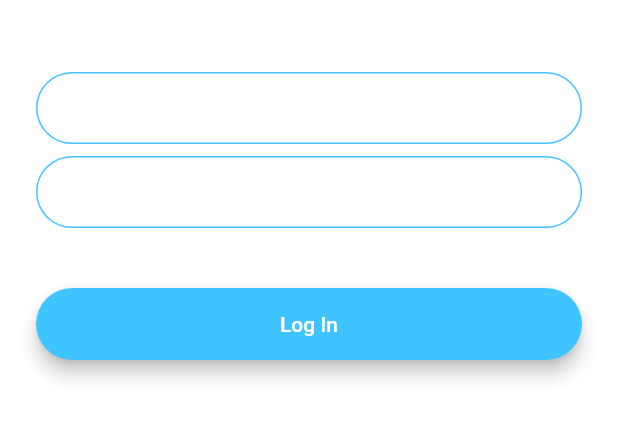
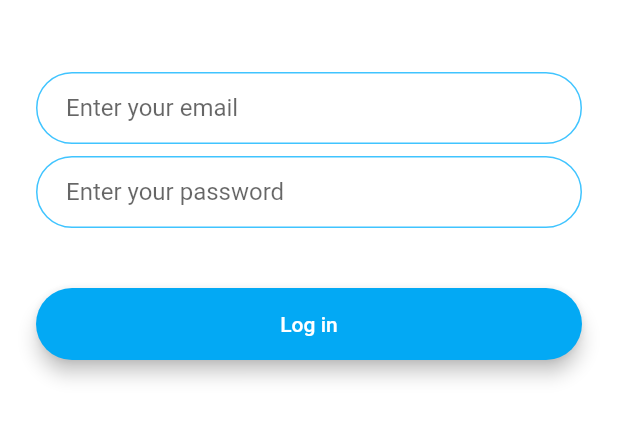
Before and after one commit to clbmrls14/flash-chat-flutter, a Flutter app: the screen it shows after launch, after a tap on "Log In", on a phone screen of 412 x 824 dp, the part 576-1018 px from its top. Run offline on Flutter 3.47's test engine with Material 2 defaults, Android fonts, the phone set to English and light mode, and no system bars; our stand-ins replace animated_text_kit.

```diff
--- /dev/null
+++ b/lib/components/rounded_button.dart
@@ -0,0 +1,33 @@
+import 'package:flutter/material.dart';
+
+class RoundedButton extends StatelessWidget {
+  RoundedButton(
+      {required this.color, required this.title, required this.onPressed});
+
+  final Color color;
+  final String title;
+  final VoidCallback onPressed;
+
+  @override
+  Widget build(BuildContext context) {
+    return Padding(
+      padding: EdgeInsets.symmetric(vertical: 16.0),
+      child: Material(
+        elevation: 5.0,
+        color: color,
+        borderRadius: BorderRadius.circular(30.0),
+        child: MaterialButton(
+          onPressed: onPressed,
+          minWidth: 200.0,
+          height: 42.0,
+          child: Text(
+            title,
+            style: TextStyle(
+              color: Colors.white,
+            ),
+          ),
+        ),
+      ),
+    );
+  }
+}
--- a/lib/constants.dart
+++ b/lib/constants.dart
@@ -17,3 +17,22 @@ const kMessageContainerDecoration = BoxDecoration(
     top: BorderSide(color: Colors.lightBlueAccent, width: 2.0),
   ),
 );
+
+const kTextFieldDecoration = InputDecoration(
+  hintText: '...',
+  contentPadding:
+  EdgeInsets.symmetric(vertical: 10.0, horizontal: 20.0),
+  border: OutlineInputBorder(
+    borderRadius: BorderRadius.all(Radius.circular(32.0)),
+  ),
+  enabledBorder: OutlineInputBorder(
+    borderSide:
+    BorderSide(color: Colors.lightBlueAccent, width: 1.0),
+    borderRadius: BorderRadius.all(Radius.circular(32.0)),
+  ),
+  focusedBorder: OutlineInputBorder(
+    borderSide:
+    BorderSide(color: Colors.lightBlueAccent, width: 2.0),
+    borderRadius: BorderRadius.all(Radius.circular(32.0)),
+  ),
+);
--- a/lib/main.dart
+++ b/lib/main.dart
@@ -10,17 +10,12 @@ class FlashChat extends StatelessWidget {
   @override
   Widget build(BuildContext context) {
     return MaterialApp(
-      theme: ThemeData.dark().copyWith(
-        textTheme: TextTheme(
-          bodyText1: TextStyle(color: Colors.black54),
-        ),
-      ),
       initialRoute: WelcomeScreen.id,
       routes: {
-        WelcomeScreen.id : (context) => WelcomeScreen(),
-        LoginScreen.id : (context) => LoginScreen(),
-        RegistrationScreen.id : (context) => RegistrationScreen(),
-        ChatScreen.id : (context) => ChatScreen(),
+        WelcomeScreen.id: (context) => WelcomeScreen(),
+        LoginScreen.id: (context) => LoginScreen(),
+        RegistrationScreen.id: (context) => RegistrationScreen(),
+        ChatScreen.id: (context) => ChatScreen(),
       },
     );
   }
--- a/lib/screens/login_screen.dart
+++ b/lib/screens/login_screen.dart
@@ -1,3 +1,5 @@
+import 'package:flash_chat/components/rounded_button.dart';
+import 'package:flash_chat/constants.dart';
 import 'package:flutter/material.dart';
 
 class LoginScreen extends StatefulWidget {
@@ -31,23 +33,8 @@ class _LoginScreenState extends State<LoginScreen> {
               onChanged: (value) {
                 //Do something with the user input.
               },
-              decoration: InputDecoration(
+              decoration: kTextFieldDecoration.copyWith(
                 hintText: 'Enter your email',
-                contentPadding:
-                    EdgeInsets.symmetric(vertical: 10.0, horizontal: 20.0),
-                border: OutlineInputBorder(
-                  borderRadius: BorderRadius.all(Radius.circular(32.0)),
-                ),
-                enabledBorder: OutlineInputBorder(
-                  borderSide:
-                      BorderSide(color: Colors.lightBlueAccent, width: 1.0),
-                  borderRadius: BorderRadius.all(Radius.circular(32.0)),
-                ),
-                focusedBorder: OutlineInputBorder(
-                  borderSide:
-                      BorderSide(color: Colors.lightBlueAccent, width: 2.0),
-                  borderRadius: BorderRadius.all(Radius.circular(32.0)),
-                ),
               ),
             ),
             SizedBox(
@@ -57,46 +44,15 @@ class _LoginScreenState extends State<LoginScreen> {
               onChanged: (value) {
                 //Do something with the user input.
               },
-              decoration: InputDecoration(
-                hintText: 'Enter your password.',
-                contentPadding:
-                    EdgeInsets.symmetric(vertical: 10.0, horizontal: 20.0),
-                border: OutlineInputBorder(
-                  borderRadius: BorderRadius.all(Radius.circular(32.0)),
-                ),
-                enabledBorder: OutlineInputBorder(
-                  borderSide:
-                      BorderSide(color: Colors.lightBlueAccent, width: 1.0),
-                  borderRadius: BorderRadius.all(Radius.circular(32.0)),
-                ),
-                focusedBorder: OutlineInputBorder(
-                  borderSide:
-                      BorderSide(color: Colors.lightBlueAccent, width: 2.0),
-                  borderRadius: BorderRadius.all(Radius.circular(32.0)),
-                ),
+              decoration: kTextFieldDecoration.copyWith(
+                hintText: 'Enter your password',
               ),
             ),
             SizedBox(
               height: 24.0,
             ),
-            Padding(
-              padding: EdgeInsets.symmetric(vertical: 16.0),
-              child: Material(
-                color: Colors.lightBlueAccent,
-                borderRadius: BorderRadius.all(Radius.circular(30.0)),
-                elevation: 5.0,
-                child: MaterialButton(
-                  onPressed: () {
-                    //Implement login functionality.
-                  },
-                  minWidth: 200.0,
-                  height: 42.0,
-                  child: Text(
-                    'Log In',
-                  ),
-                ),
-              ),
-            ),
+            RoundedButton(
+                color: Colors.lightBlue, title: 'Log in', onPressed: () {})
           ],
         ),
       ),
--- a/lib/screens/welcome_screen.dart
+++ b/lib/screens/welcome_screen.dart
@@ -1,6 +1,9 @@
+import 'package:flash_chat/components/rounded_button.dart';
 import 'package:flash_chat/screens/login_screen.dart';
 import 'package:flash_chat/screens/registration_screen.dart';
 import 'package:flutter/material.dart';
+
+import 'package:animated_text_kit/animated_text_kit.dart';
 
 class WelcomeScreen extends StatefulWidget {
   static String id = 'welcome_screen';
@@ -9,8 +12,8 @@ class WelcomeScreen extends StatefulWidget {
   _WelcomeScreenState createState() => _WelcomeScreenState();
 }
 
-class _WelcomeScreenState extends State<WelcomeScreen> with SingleTickerProviderStateMixin {
-
+class _WelcomeScreenState extends State<WelcomeScreen>
+    with SingleTickerProviderStateMixin {
   late AnimationController controller;
   late Animation animation;
 
@@ -25,15 +28,13 @@ class _WelcomeScreenState extends State<WelcomeScreen> with SingleTickerProvider
       vsync: this,
     );
 
-    animation = ColorTween(begin: Colors.blueGrey, end: Colors.white).animate(controller);
+    animation = ColorTween(begin: Colors.blueGrey, end: Colors.white)
+        .animate(controller);
 
     controller.forward();
 
     controller.addListener(() {
-      setState(() {
-
-      });
-      print(animation.value);
+      setState(() {});
     });
   }
 
@@ -56,12 +57,16 @@ class _WelcomeScreenState extends State<WelcomeScreen> with SingleTickerProvider
                     height: 60,
                   ),
                 ),
-                Text(
-                  'Flash Chat',
-                  style: TextStyle(
-                    fontSize: 45.0,
-                    fontWeight: FontWeight.w900,
-                    color: Colors.black,
+                SizedBox(
+                  child: DefaultTextStyle(
+                    style: const TextStyle(
+                      fontSize: 45.0,
+                      fontWeight: FontWeight.w900,
+                      color: Colors.black,
+                    ),
+                    child: AnimatedTextKit(
+                      animatedTexts: [TypewriterAnimatedText('Flash Chat')],
+                    ),
                   ),
                 ),
               ],
@@ -69,41 +74,16 @@ class _WelcomeScreenState extends State<WelcomeScreen> with SingleTickerProvider
             SizedBox(
               height: 48.0,
             ),
-            Padding(
-              padding: EdgeInsets.symmetric(vertical: 16.0),
-              child: Material(
-                elevation: 5.0,
-                color: Colors.lightBlueAccent,
-                borderRadius: BorderRadius.circular(30.0),
-                child: MaterialButton(
-                  onPressed: () {
-                    Navigator.pushNamed(context, LoginScreen.id);
-                  },
-                  minWidth: 200.0,
-                  height: 42.0,
-                  child: Text(
-                    'Log In',
-                  ),
-                ),
-              ),
+            RoundedButton(
+              color: Colors.lightBlueAccent,
+              title: 'Log In',
+              onPressed: () => Navigator.pushNamed(context, LoginScreen.id),
             ),
-            Padding(
-              padding: EdgeInsets.symmetric(vertical: 16.0),
-              child: Material(
-                color: Colors.blueAccent,
-                borderRadius: BorderRadius.circular(30.0),
-                elevation: 5.0,
-                child: MaterialButton(
-                  onPressed: () {
-                    Navigator.pushNamed(context, RegistrationScreen.id);
-                  },
-                  minWidth: 200.0,
-                  height: 42.0,
-                  child: Text(
-                    'Register',
-                  ),
-                ),
-              ),
+            RoundedButton(
+              color: Colors.blueAccent,
+              title: 'Register',
+              onPressed: () =>
+                  Navigator.pushNamed(context, RegistrationScreen.id),
             ),
           ],
         ),
--- a/pubspec.yaml
+++ b/pubspec.yaml
@@ -12,6 +12,8 @@ dependencies:
 
   cupertino_icons: ^0.1.2
 
+  animated_text_kit: ^4.2.1
+
 dev_dependencies:
   flutter_test:
     sdk: flutter
```
Also changed, not shown: lib/screens/registration_screen.dart (+6 -47 lines), pubspec.lock.
